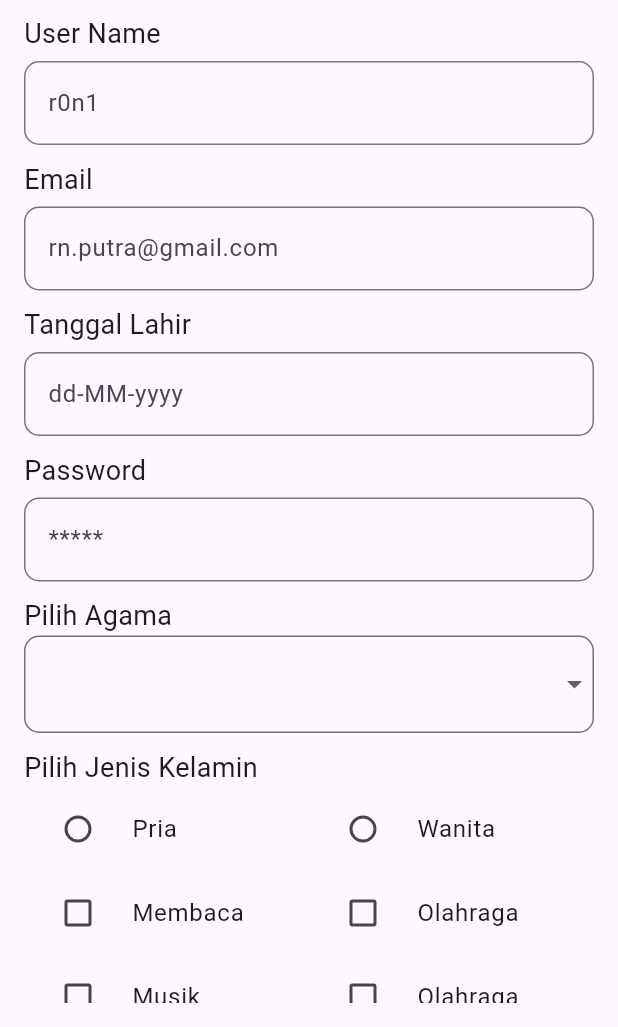
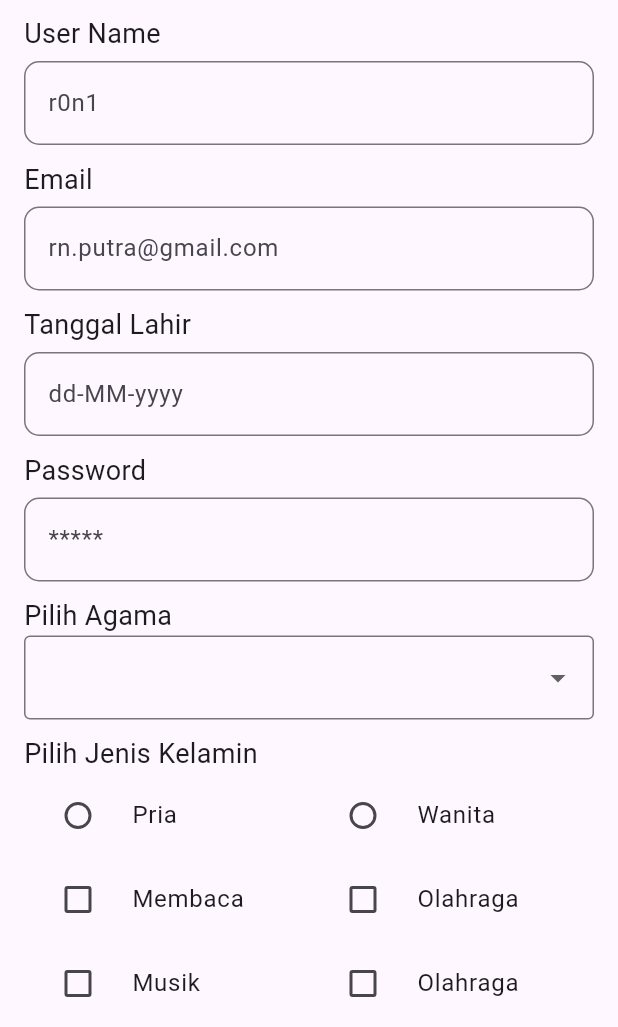
Before and after one commit to r0n1-putr4/Futter-project, a Flutter app: the FormRegister screen opened directly, on a phone screen of 412 x 824 dp, the part 209-1236 px from its top. Run offline on Flutter 3.47's test engine with Material 3 defaults, Android fonts, the light colour scheme and no system bars; our stand-ins replace flutter_rating_bar, geocoding, geolocator, google_maps_flutter, image_picker, logger and 2 more; missing offline and left inert: clippy_flutter, custom_info_window; accounts and stored records are empty.

Commit message:
Update Code

```diff
--- a/lib/exam_nav_bar/form_register.dart
+++ b/lib/exam_nav_bar/form_register.dart
@@ -96,26 +96,35 @@ class _FormRegisterState extends State<FormRegister> {
                 ),
                 SizedBox(height: 10),
                 Text("Pilih Agama", style: TextStyle(fontSize: 18)),
-                Container(
-                  alignment: Alignment.center,
-                  height: 65,
-                  decoration: BoxDecoration(
-                    border: Border.all(width: 1, color: Colors.black54),
-                    borderRadius: BorderRadius.circular(10),
-                  ),
-                  child: DropdownButton<String>(
-                    value: valAgama,
-                    isExpanded: true,
-                    underline: const SizedBox(),
+
+                  // decoration: BoxDecoration(
+                  //   border: Border.all(width: 1, color: Colors.black54),
+                  //   borderRadius: BorderRadius.circular(10),
+                  // ),
+                  DropdownButtonFormField<String>(
+                    decoration: InputDecoration(
+                      // labelText: "Pilih Agama",
+                      border: OutlineInputBorder(),
+                    ),
                     items:
                         listAgama
                             .map(
                               (e) => DropdownMenuItem(value: e, child: Text(e)),
                             )
                             .toList(),
-                    onChanged: (val) => setState(() => valAgama = val),
+                    onChanged: (val) {
+                      setState(() {
+                        valAgama = val;
+                      });
+                    },
+                    validator: (value) {
+                      if (value == null || value.isEmpty) {
+                        return "Agama wajib dipilih";
+                      }
+                      return null;
+                    },
                   ),
-                ),
+
                 SizedBox(height: 10),
                 Text("Pilih Jenis Kelamin", style: TextStyle(fontSize: 18)),
                 Row(
--- a/lib/main.dart
+++ b/lib/main.dart
@@ -3,10 +3,12 @@ import 'package:roni/pindah/hal_dua.dart';
 import 'package:roni/pindah/hal_satu.dart';
 import 'package:roni/smart/heart_page.dart';
 
+import 'exam_nav_bar/form_register.dart';
+
 void main() {
   runApp(MaterialApp(
     title: "Belajar Flutter",
-    home: const HeartSensorApp(),
+    home: const FormRegister(),
     debugShowCheckedModeBanner: false,
     routes: {
       '/halSatu' : (context) => HalSatu(),
```
Also changed, not shown: pubspec.lock.
